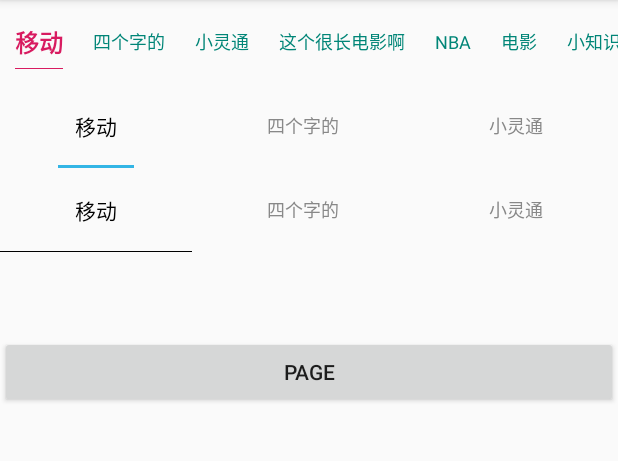
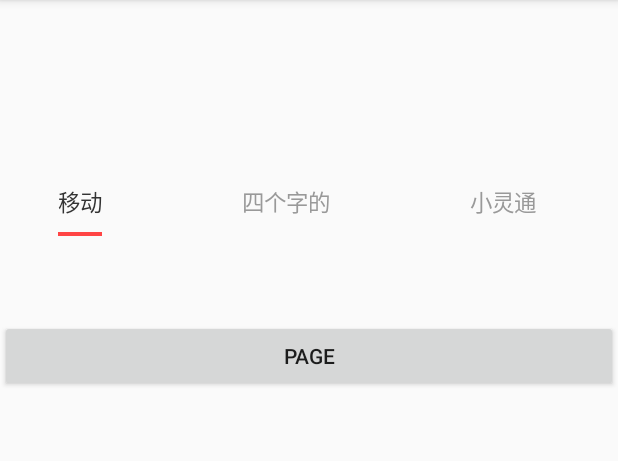
Before and after one commit to WangcWj/WeTabLayout, an Android app: the screen it shows after launch (MainActivity), on a phone screen of 412 x 824 dp, the part 84-545 px from its top. Run offline under Robolectric (Android 15) with nearby library versions, the phone set to English and light mode, and no system bars.

Commit message:
增加对PaddingLeft跟PaddingRight的支持

```diff
--- a/Tab/src/main/java/cn/we/tablayout/WeTabLayout.java
+++ b/Tab/src/main/java/cn/we/tablayout/WeTabLayout.java
@@ -10,6 +10,7 @@ import android.graphics.drawable.Drawable;
 import android.graphics.drawable.GradientDrawable;
 import android.os.Build;
 import android.util.AttributeSet;
+import android.util.Log;
 import android.util.TypedValue;
 import android.view.Gravity;
 import android.view.View;
@@ -80,10 +81,10 @@ public class WeTabLayout extends HorizontalScrollView implements ViewPager.OnPag
      */
     private int mTabCount;
     private int mTabLayout = -1;
-    private int mSelectedTabTextColor ;
-    private int mDefaultTabTextColor ;
-    private float mSelectedTabTextSize ;
-    private float mDefaultTabTextSize ;
+    private int mSelectedTabTextColor;
+    private int mDefaultTabTextColor;
+    private float mSelectedTabTextSize;
+    private float mDefaultTabTextSize;
     private boolean mSelectedTabTextStyleBold = false;
     private boolean mTabFillContainer = true;
 
@@ -128,6 +129,9 @@ public class WeTabLayout extends HorizontalScrollView implements ViewPager.OnPag
 
     private WeTabSelectedListener mTabSelectedListener;
 
+    private float mTabPaddingLeft = 0;
+    private float mTabPaddingRight = 0;
+
 
     public void setTabLayoutIds(int mTabLayout) {
         this.mTabLayout = mTabLayout;
@@ -139,6 +143,10 @@ public class WeTabLayout extends HorizontalScrollView implements ViewPager.OnPag
 
     public void setTabSelectedListener(WeTabSelectedListener mTabSelectedListener) {
         this.mTabSelectedListener = mTabSelectedListener;
+    }
+
+    public void setTabContainerGravity(int mTabContainerGravity) {
+        this.mTabContainerGravity = mTabContainerGravity;
     }
 
     public void setCurrentTab(int mCurrentTab) {
@@ -165,7 +173,7 @@ public class WeTabLayout extends HorizontalScrollView implements ViewPager.OnPag
     }
 
     public void setIndicatorWidth(int mIndicatorWidth) {
-        if(mIndicatorEqualTabText){
+        if (mIndicatorEqualTabText) {
             mIndicatorWidth = 0;
         }
         this.mIndicatorWidth = mIndicatorWidth;
@@ -202,8 +210,9 @@ public class WeTabLayout extends HorizontalScrollView implements ViewPager.OnPag
             mIndicatorBottomMargin = array.getDimension(R.styleable.WeTabLayout_wtl_indicator_margin_bottom, 0);
             mIndicatorEqualTabText = array.getBoolean(R.styleable.WeTabLayout_wtl_indicator_width_equal_title, false);
             mIndicatorCorner = array.getDimension(R.styleable.WeTabLayout_wtl_indicator_corner_radius, 0);
-
-            if(mIndicatorEqualTabText){
+            mTabPaddingLeft = array.getDimension(R.styleable.WeTabLayout_wtl_tab_padding_left, 0);
+            mTabPaddingRight = array.getDimension(R.styleable.WeTabLayout_wtl_tab_padding_right, 0);
+            if (mIndicatorEqualTabText) {
                 mIndicatorWidth = 0;
             }
 
@@ -302,6 +311,7 @@ public class WeTabLayout extends HorizontalScrollView implements ViewPager.OnPag
             if (null == childView) {
                 continue;
             }
+            childView.setPadding((int) mTabPaddingLeft, 0, (int) mTabPaddingRight, 0);
             if (childView instanceof TextView) {
                 setStyle((TextView) childView, childView, i);
             } else {
@@ -366,7 +376,7 @@ public class WeTabLayout extends HorizontalScrollView implements ViewPager.OnPag
 
     private void setSelectedTabStyle(TextView selected, boolean isSelected) {
         selected.setTextColor(isSelected ? mSelectedTabTextColor : mDefaultTabTextColor);
-        selected.setTextSize(TypedValue.COMPLEX_UNIT_PX,isSelected ? mSelectedTabTextSize : mDefaultTabTextSize);
+        selected.setTextSize(TypedValue.COMPLEX_UNIT_PX, isSelected ? mSelectedTabTextSize : mDefaultTabTextSize);
         if (mSelectedTabTextStyleBold) {
             selected.getPaint().setFakeBoldText(isSelected);
         }
@@ -514,8 +524,11 @@ public class WeTabLayout extends HorizontalScrollView implements ViewPager.OnPag
             right -= getTabInsert(childAt);
         }
 
-        //当前的Tab。
-        int margin = measureText(childAt, left, right);
+        //当前的Tab。计算文本的宽度的时候要排除掉左右的padding。
+        int margin = measureText(childAt, left + (int) mTabPaddingLeft, right - (int) mTabPaddingRight);
+        int marginLeft = handlerPadding(true, margin);
+        int marginRight = handlerPadding(false, margin);
+
         //滑动中的。
         if (mCurrentScrollTab < childCount - 1) {
             View nextChild = mTabContainer.getChildAt(mCurrentScrollTab + 1);
@@ -528,24 +541,55 @@ public class WeTabLayout extends HorizontalScrollView implements ViewPager.OnPag
             if (mIndicatorWidth <= 0) {
                 leftDistance *= mPositionOffset;
                 rightDistance *= mPositionOffset;
-                int nextMargin = measureText(nextChild, nextChild.getLeft(), nextChild.getRight());
-                margin = (int) ((nextMargin - margin) * mPositionOffset + margin);
-            } else if(!mIndicatorEqualTabText){
+                int nextMargin = measureText(nextChild, nextChild.getLeft() + (int) mTabPaddingLeft, nextChild.getRight() - (int) mTabPaddingRight);
+
+                int nextMarginLeft = handlerPadding(true, nextMargin);
+                int nextMarginRight = handlerPadding(false, nextMargin);
+
+                marginLeft = (int) ((nextMarginLeft - marginLeft) * mPositionOffset + marginLeft);
+                marginRight = (int) ((nextMarginRight - marginRight) * mPositionOffset + marginRight);
+            } else if (!mIndicatorEqualTabText) {
                 int tabInsert = getTabInsert(nextChild);
                 leftDistance = (leftDistance + tabInsert) * mPositionOffset;
                 rightDistance = (rightDistance - tabInsert) * mPositionOffset;
             }
+
             left += leftDistance;
             right += rightDistance;
         }
-        mIndicatorRect.left = left + margin;
-        mIndicatorRect.top = bottom - (int)mIndicatorHeight - (int) mIndicatorBottomMargin;
-        mIndicatorRect.right = right - margin;
-        mIndicatorRect.bottom = bottom - (int)mIndicatorBottomMargin;
+        mIndicatorRect.left = left + marginLeft;
+        mIndicatorRect.top = bottom - (int) mIndicatorHeight - (int) mIndicatorBottomMargin;
+        mIndicatorRect.right = right - marginRight;
+        mIndicatorRect.bottom = bottom - (int) mIndicatorBottomMargin;
+    }
+
+    /**
+     * 处理TabView的Padding问题。
+     *
+     * @param left 是否是左padding。
+     * @param margin 该值是当下划线的宽度要跟文本的宽度一致的时候，TabView左右的剩余间距。
+     * @return
+     */
+    private int handlerPadding(boolean left, int margin) {
+        int nextMarginRight = 0;
+        int nextMarginLeft = 0;
+        if (!left) {
+            nextMarginRight = Math.max(margin, (int) mTabPaddingRight);
+            if (margin > (int) mTabPaddingRight) {
+                nextMarginRight += mTabPaddingRight;
+            }
+        } else {
+            nextMarginLeft = Math.max(margin, (int) mTabPaddingLeft);
+            if (margin > (int) mTabPaddingLeft) {
+                nextMarginLeft += mTabPaddingLeft;
+            }
+        }
+        return left ? nextMarginLeft : nextMarginRight;
+
     }
 
     private int getTabInsert(View view) {
-        return (view.getWidth() - (int)mIndicatorWidth) / 2;
+        return (view.getWidth() - (int) mIndicatorWidth - (int) mTabPaddingLeft - (int) mTabPaddingRight) / 2;
     }
 
     /**
--- a/Tab/src/main/res/values/attrs.xml
+++ b/Tab/src/main/res/values/attrs.xml
@@ -17,6 +17,10 @@
         <attr name="wtl_default_text_color" format="color" />
 
         <attr name="wtl_selected_text_bold" format="boolean" />
+        <!--Tab-->
+        <attr name="wtl_tab_padding_left" format="dimension" />
+        <attr name="wtl_tab_padding_right" format="dimension" />
+
 
         <attr name="wtl_tab_fill_container" format="boolean" />
 
--- a/app/build.gradle
+++ b/app/build.gradle
@@ -30,8 +30,9 @@ android {
 
 dependencies {
     implementation fileTree(dir: 'libs', include: ['*.jar'])
-    implementation fileTree(dir: 'libs', include: ['*.aar'])
+//    implementation fileTree(dir: 'libs', include: ['*.aar'])
 
+    implementation project(':Tab')
     implementation 'androidx.appcompat:appcompat:1.0.2'
     implementation 'androidx.constraintlayout:constraintlayout:1.1.3'
     testImplementation 'junit:junit:4.12'
--- a/app/src/main/java/com/we/tablayout/MainActivity.java
+++ b/app/src/main/java/com/we/tablayout/MainActivity.java
@@ -8,6 +8,7 @@ import androidx.viewpager.widget.ViewPager;
 import android.graphics.Color;
 import android.os.Bundle;
 import android.util.Log;
+import android.view.Gravity;
 import android.view.View;
 import android.widget.TextView;
 
@@ -44,10 +45,10 @@ public class MainActivity extends AppCompatActivity {
 
         tabLayout.setTabLayoutIds(R.layout.item_sliding_tab_layout);
 
-
+        tabLayoutThree.setTabContainerGravity(Gravity.LEFT);
         tabLayoutThree.attachToViewPager(viewPager,titlesTwo);
-        tabLayoutTwo.attachToViewPager(viewPager,titlesTwo);
-        tabLayout.attachToViewPager(viewPager, titles);
+        /*tabLayoutTwo.attachToViewPager(viewPager,titlesTwo);
+        tabLayout.attachToViewPager(viewPager, titles);*/
 
     }
 }
--- a/app/src/main/res/layout/activity_main.xml
+++ b/app/src/main/res/layout/activity_main.xml
@@ -12,32 +12,40 @@
         android:layout_width="match_parent"
         android:layout_height="56dp"
         app:wtl_default_text_color="@color/colorPrimary"
+        app:wtl_default_text_size="12sp"
+        app:wtl_indicator_color="@color/colorAccent"
+        app:wtl_indicator_corner_radius="4dp"
+        app:wtl_indicator_height="1dp"
         app:wtl_indicator_margin_bottom="10dp"
+        app:wtl_indicator_width="50dp"
         app:wtl_indicator_width_equal_title="true"
+        app:wtl_selected_text_bold="true"
         app:wtl_selected_text_color="@color/colorAccent"
-        app:wtl_indicator_color="@color/colorAccent"
         app:wtl_selected_text_size="16sp"
-        app:wtl_default_text_size="12sp"
-        app:wtl_indicator_height="1dp"
-        app:wtl_indicator_width="50dp"
-        app:wtl_selected_text_bold="true"
-        app:wtl_indicator_corner_radius="4dp"
         app:wtl_tab_fill_container="false" />
 
     <cn.we.tablayout.WeTabLayout
         android:id="@+id/dil_tablayout2"
         android:layout_width="match_parent"
         android:layout_height="56dp"
-        app:wtl_tab_fill_container="true"
         app:wtl_indicator_color="@android:color/holo_blue_light"
         app:wtl_indicator_height="2dp"
-        app:wtl_indicator_width="50dp" />
+        app:wtl_indicator_width="50dp"
+        app:wtl_tab_fill_container="true" />
 
     <cn.we.tablayout.WeTabLayout
         android:id="@+id/dil_tablayout3"
+        android:layout_width="match_parent"
+        android:layout_height="45dp"
+        app:wtl_default_text_color="#999999"
+        app:wtl_default_text_size="15dp"
+        app:wtl_indicator_color="@android:color/holo_red_light"
+        app:wtl_indicator_height="3dp"
+        app:wtl_tab_padding_right="16dp"
         app:wtl_tab_fill_container="true"
-        android:layout_width="match_parent"
-        android:layout_height="56dp" />
+        app:wtl_indicator_width_equal_title="true"
+        app:wtl_selected_text_color="#333333"
+        app:wtl_selected_text_size="15dp" />
 
 
     <androidx.viewpager.widget.ViewPager
```
